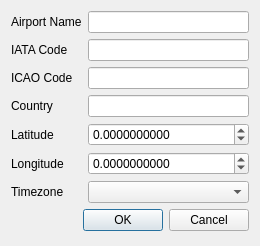
The window that src/gui/dialogues/airportentryeditdialog.ui (fiffty-50/openPilotLog) describes before a commit, drawn with Qt 5.
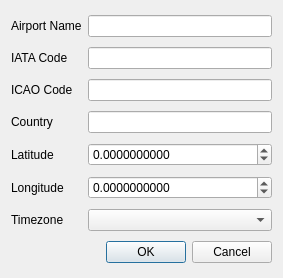
The same window after the commit.

The edit to the form file:
```diff
--- a/src/gui/dialogues/airportentryeditdialog.ui
+++ b/src/gui/dialogues/airportentryeditdialog.ui
@@ -6,8 +6,8 @@
    <rect>
     <x>0</x>
     <y>0</y>
-    <width>260</width>
-    <height>246</height>
+    <width>283</width>
+    <height>278</height>
    </rect>
   </property>
   <property name="windowTitle">
```
Left out of the diff: 6 changed lines with no effect on the pictures.
